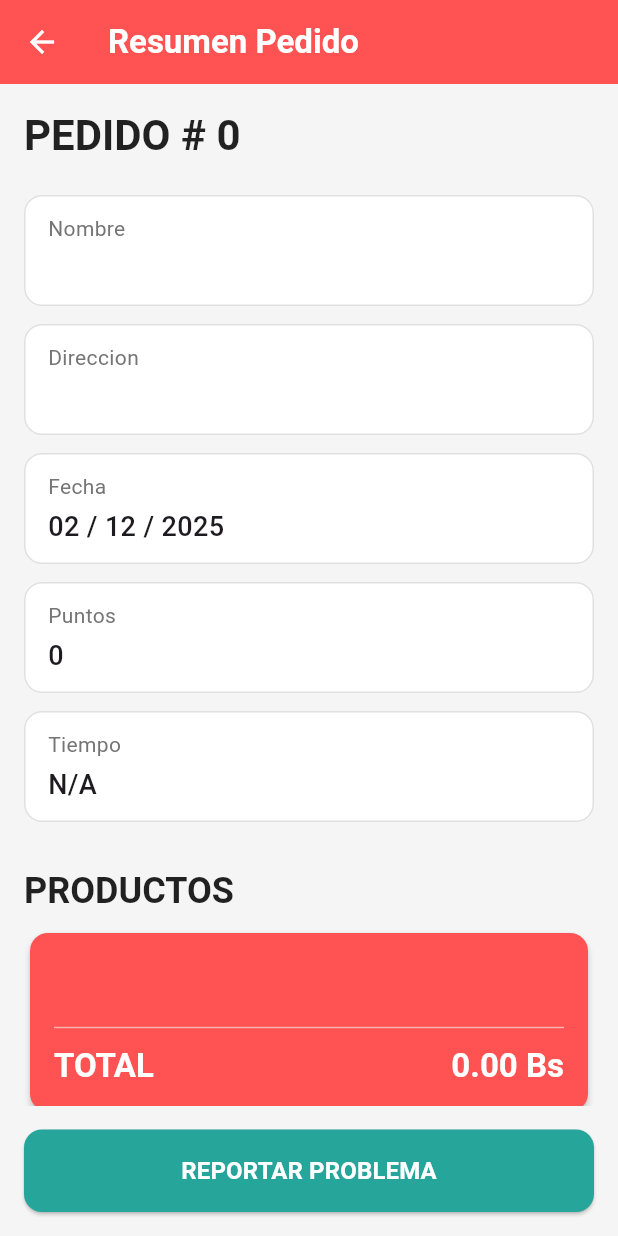
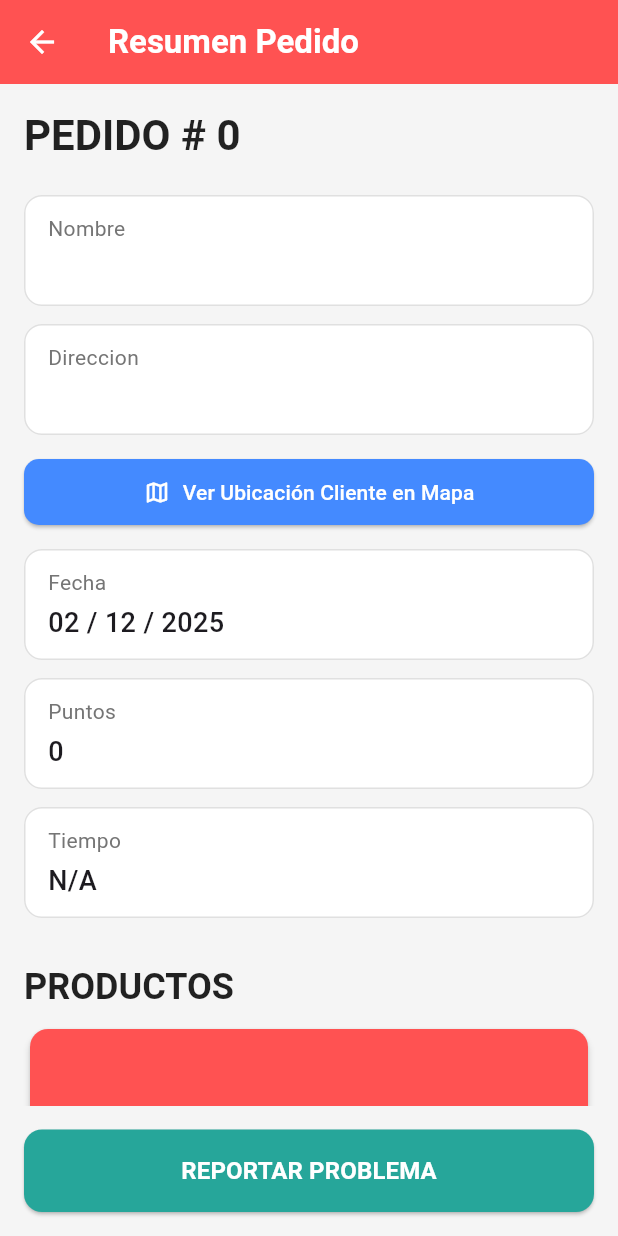
Before and after one commit to AlexSolizDuran/idh_flutter, a Flutter app: the PedidoDetalleScreen screen opened directly with empty values, on a phone screen of 412 x 824 dp. Run offline on Flutter 3.47's test engine with Material 3 defaults, Android fonts, the light colour scheme and no system bars; our stand-ins replace flutter_secure_storage, geolocator; accounts and stored records are empty.

Commit message:
casi_listo

```diff
--- a/lib/models/pedido.dart
+++ b/lib/models/pedido.dart
@@ -10,6 +10,8 @@ class Pedido {
   final String? instruccionesEntrega;
   final DateTime fechaCreacion;
   final Cliente cliente; // 2. Añadir el objeto cliente
+  final double? latitudCliente;
+  final double? longitudCliente;
 
   Pedido({
     required this.pedidoId,
@@ -20,7 +22,9 @@ class Pedido {
     required this.montoTotal,
     this.instruccionesEntrega,
     required this.fechaCreacion,
-    required this.cliente, // 3. Añadir al constructor
+    required this.cliente,
+    this.latitudCliente,
+    this.longitudCliente,
   });
 
   factory Pedido.fromJson(Map<String, dynamic> json) {
@@ -33,7 +37,13 @@ class Pedido {
       montoTotal: (json['monto_total'] as num).toDouble(),
       instruccionesEntrega: json['instrucciones_entrega'],
       fechaCreacion: DateTime.parse(json['fecha_creacion']),
-      cliente: Cliente.fromJson(json['cliente']), // 4. Mapear el cliente
+      cliente: Cliente.fromJson(json['cliente']),
+      latitudCliente: json['latitud_cliente'] != null
+          ? (json['latitud_cliente'] as num).toDouble()
+          : null,
+      longitudCliente: json['longitud_cliente'] != null
+          ? (json['longitud_cliente'] as num).toDouble()
+          : null,
     );
   }
 }
--- a/lib/screens/pedido/pedido_detalle_screen.dart
+++ b/lib/screens/pedido/pedido_detalle_screen.dart
@@ -1,6 +1,7 @@
 import 'package:flutter/material.dart';
 import 'package:restauran/models/pedido.dart';
 import 'package:intl/intl.dart';
+import 'package:url_launcher/url_launcher.dart';
 
 class PedidoDetalleScreen extends StatelessWidget {
   final Pedido pedido;
@@ -49,6 +50,45 @@ class PedidoDetalleScreen extends StatelessWidget {
                   pedido.cliente.nombreTelegram ?? 'N/A',
                 ),
                 _buildInfoCard('Direccion', pedido.direccionEntrega),
+
+                if (pedido.latitudCliente != null &&
+                    pedido.longitudCliente != null)
+                  Padding(
+                    padding: const EdgeInsets.symmetric(vertical: 8.0),
+                    child: ElevatedButton.icon(
+                      icon: const Icon(Icons.map_outlined),
+                      label: const Text("Ver Ubicación Cliente en Mapa"),
+                      style: ElevatedButton.styleFrom(
+                        backgroundColor: Colors.blueAccent, // Color azul mapa
+                        foregroundColor: Colors.white,
+                        padding: const EdgeInsets.all(12),
+                        shape: RoundedRectangleBorder(
+                          borderRadius: BorderRadius.circular(10),
+                        ),
+                      ),
+                      onPressed: () async {
+                        final lat = pedido.latitudCliente;
+                        final lon = pedido.longitudCliente;
+                        // URL universal para abrir Google Maps / Waze / Maps en iOS
+                        final url = Uri.parse(
+                          "https://www.google.com/maps/search/?api=1&query=$lat,$lon",
+                        );
+
+                        if (await canLaunchUrl(url)) {
+                          await launchUrl(
+                            url,
+                            mode: LaunchMode.externalApplication,
+                          );
+                        } else {
+                          ScaffoldMessenger.of(context).showSnackBar(
+                            const SnackBar(
+                              content: Text("No se pudo abrir el mapa"),
+                            ),
+                          );
+                        }
+                      },
+                    ),
+                  ),
                 _buildInfoCard(
                   'Fecha',
                   DateFormat('dd / MM / yyyy').format(pedido.fechaCreacion),
--- a/lib/services/api_service.dart
+++ b/lib/services/api_service.dart
@@ -5,7 +5,7 @@ import 'package:restauran/services/unauthorized_exception.dart';
 
 class ApiService {
   final String _baseUrl =
-      'http://10.0.2.2:8000/api'; // Reemplaza con la URL de tu backend
+      'https://idh-back.onrender.com/api'; // Reemplaza con la URL de tu backend
   final FlutterSecureStorage _storage = const FlutterSecureStorage();
 
   Future<String?> _getToken() async {
--- a/lib/services/auth_service.dart
+++ b/lib/services/auth_service.dart
@@ -3,7 +3,7 @@ import 'package:http/http.dart' as http;
 
 class AuthService {
   final String _baseUrl =
-      'http://10.0.2.2:8000'; // Reemplaza con la URL de tu backend
+      'https://idh-back.onrender.com'; // Reemplaza con la URL de tu backend
 
   Future<String?> login(String email, String password) async {
     final url = Uri.parse('$_baseUrl/auth/login');
--- a/pubspec.yaml
+++ b/pubspec.yaml
@@ -38,7 +38,8 @@ dependencies:
   flutter_secure_storage: ^9.2.2
   provider: ^6.1.2
   intl: ^0.19.0
-  geolocator: ^10.1.0  # <--- Agrega esto
+  geolocator: ^10.1.0
+  url_launcher: ^6.2.5
 
 dev_dependencies:
   flutter_test:
```
Also changed, not shown: pubspec.lock, 5 other files.
